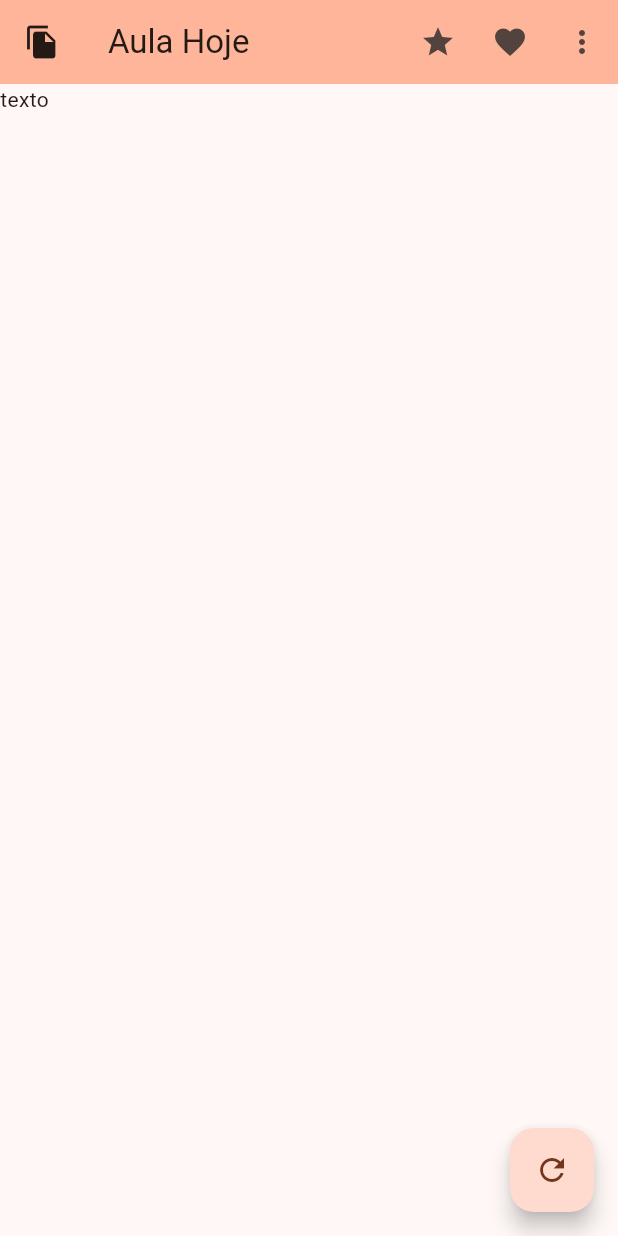
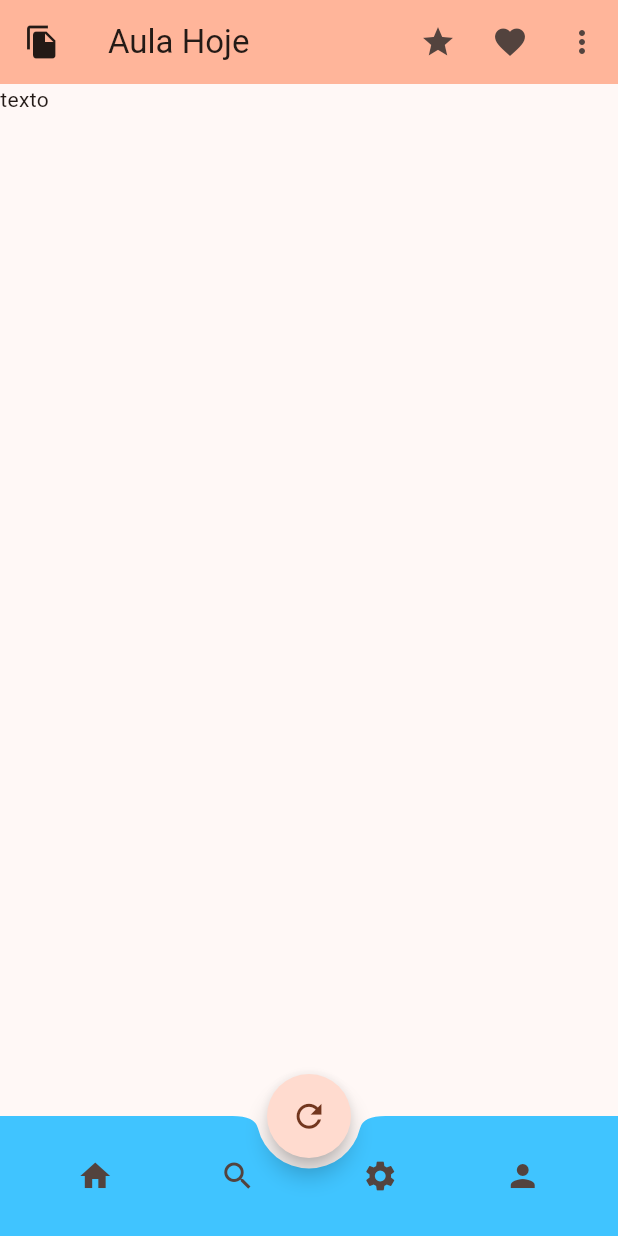
Before and after one commit to FrancisCarolina/inicialFlutter, a Flutter app: the screen it shows after launch, on a phone screen of 412 x 824 dp. Run offline on Flutter 3.47's test engine with Material 2 defaults, Android fonts, the phone set to English and light mode, and no system bars; missing offline and left inert: dart:html.

Commit message:
bottomNavigationBar

```diff
--- a/inicial/lib/home.dart
+++ b/inicial/lib/home.dart
@@ -41,7 +41,26 @@ class _MyHomePageState extends State<MyHomePage> {
         ),
         floatingActionButton: FloatingActionButton(
           onPressed: () {},
-          child: Icon(Icons.refresh),
+          child: Icon(
+            Icons.refresh,
+            size: 25,
+          ),
+          shape: CircleBorder(),
+        ),
+        floatingActionButtonLocation: FloatingActionButtonLocation.centerDocked,
+        bottomNavigationBar: BottomAppBar(
+          color: Colors.lightBlueAccent,
+          notchMargin: 7,
+          shape: const CircularNotchedRectangle(),
+          child: Row(
+            mainAxisAlignment: MainAxisAlignment.spaceAround,
+            children: [
+              IconButton(onPressed: () {}, icon: Icon(Icons.home)),
+              IconButton(onPressed: () {}, icon: Icon(Icons.search)),
+              IconButton(onPressed: () {}, icon: Icon(Icons.settings)),
+              IconButton(onPressed: () {}, icon: Icon(Icons.person)),
+            ],
+          ),
         ),
         body: Row(children: [Text('texto')]));
   }
```
